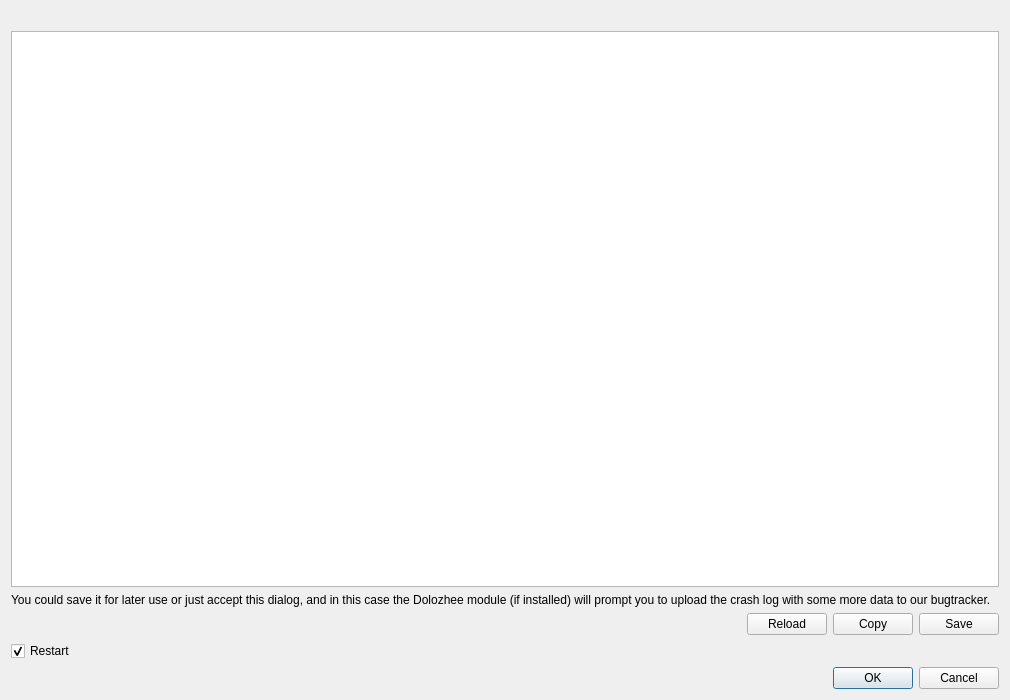
First picture: the form in src/plugins/anhero/crashprocess/crashdialog.ui, repository 0xd34df00d/leechcraft, before the edit.
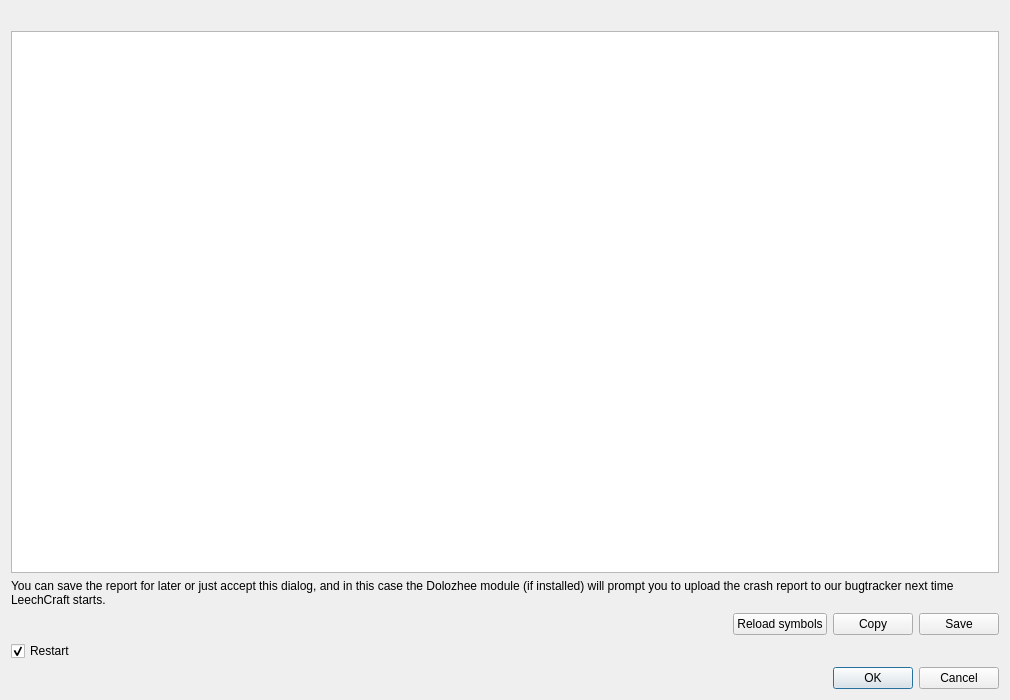
Second picture: the form after the edit. Icons and pictures are not drawn.

Commit message: [AnHero] Better human text in CrashDialog

The edit to the form file:
```diff
--- a/src/plugins/anhero/crashprocess/crashdialog.ui
+++ b/src/plugins/anhero/crashprocess/crashdialog.ui
@@ -30,7 +30,7 @@
    <item>
     <widget class="QLabel" name="label">
      <property name="text">
-      <string>You could save it for later use or just accept this dialog, and in this case the Dolozhee module (if installed) will prompt you to upload the crash log with some more data to our bugtracker.</string>
+      <string>You can save the report for later or just accept this dialog, and in this case the Dolozhee module (if installed) will prompt you to upload the crash report to our bugtracker next time LeechCraft starts.</string>
      </property>
      <property name="textFormat">
       <enum>Qt::RichText</enum>
@@ -58,7 +58,7 @@
      <item>
       <widget class="QPushButton" name="Reload_">
        <property name="text">
-        <string>Reload</string>
+        <string>Reload symbols</string>
        </property>
        <property name="icon">
         <iconset theme="view-refresh"/>
```
Left out of the diff: 11 changed lines with no effect on the pictures.
